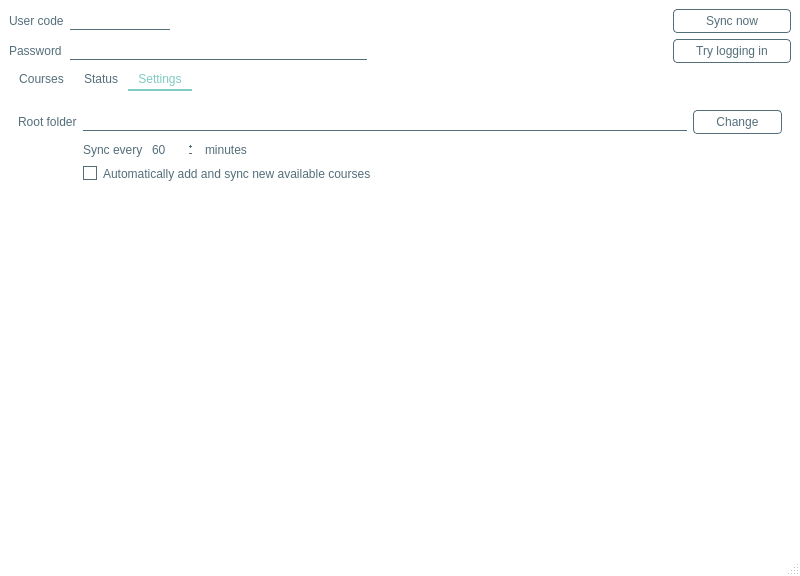
Before: the Qt Designer form polibeepsync/new_gui.ui in Jacotsu/polibeepsync, drawn with Qt 5.
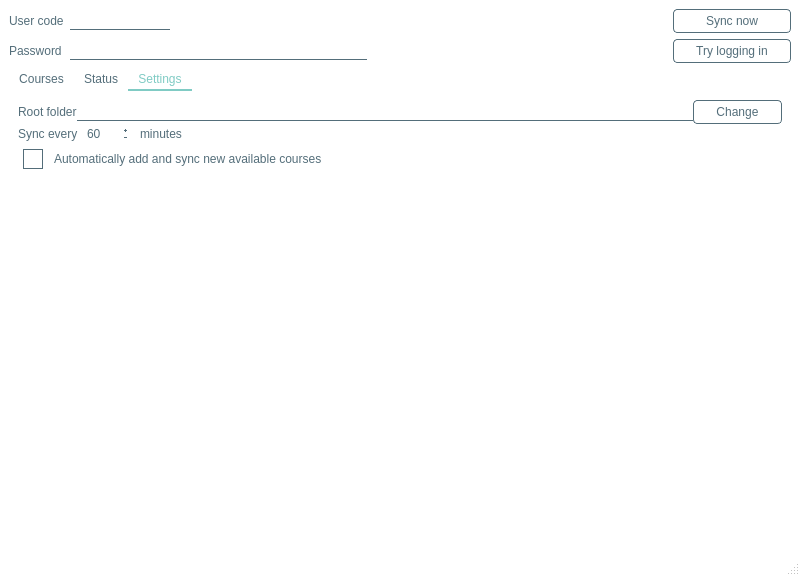
After: the same form once the commit is applied. Icons and pictures are not drawn.

Commit message: Minor code cleanup Removed stylesheets from code Updated tab order Simplified checkbox delegate editorEvent code Made checkboxes bigger Checkboxes now are more central

```diff
--- a/polibeepsync/new_gui.ui
+++ b/polibeepsync/new_gui.ui
@@ -144,6 +144,11 @@
 QCheckBox, QRadioButton {
 	color: #546E7A;
 }
+QCheckBox::indicator {
+	height: 18%;
+	width: 18%;
+	margin: 5%;
+}
 
 QCheckBox::indicator::unchecked  {
 	background-color: #FFFFFF;
@@ -878,31 +883,28 @@
          <number>6</number>
         </property>
         <item>
-         <layout class="QFormLayout" name="formLayout_2">
-          <property name="labelAlignment">
-           <set>Qt::AlignRight|Qt::AlignTop|Qt::AlignTrailing</set>
+         <layout class="QVBoxLayout" name="verticalLayout_5">
+          <property name="spacing">
+           <number>0</number>
           </property>
-          <property name="formAlignment">
-           <set>Qt::AlignLeading|Qt::AlignLeft|Qt::AlignTop</set>
+          <property name="sizeConstraint">
+           <enum>QLayout::SetDefaultConstraint</enum>
           </property>
           <property name="topMargin">
-           <number>10</number>
+           <number>0</number>
           </property>
-          <item row="0" column="0">
-           <widget class="QLabel" name="label_4">
-            <property name="text">
-             <string>Root folder</string>
-            </property>
-            <property name="buddy">
-             <cstring>rootfolder</cstring>
-            </property>
-           </widget>
-          </item>
-          <item row="0" column="1">
-           <layout class="QHBoxLayout" name="horizontalLayout">
-            <property name="topMargin">
-             <number>0</number>
-            </property>
+          <item>
+           <layout class="QHBoxLayout" name="horizontalLayout_7">
+            <item>
+             <widget class="QLabel" name="label_4">
+              <property name="text">
+               <string>Root folder</string>
+              </property>
+              <property name="buddy">
+               <cstring>rootfolder</cstring>
+              </property>
+             </widget>
+            </item>
             <item>
              <widget class="QLineEdit" name="rootfolder"/>
             </item>
@@ -915,7 +917,7 @@
             </item>
            </layout>
           </item>
-          <item row="2" column="1">
+          <item>
            <layout class="QHBoxLayout" name="horizontalLayout_4">
             <property name="spacing">
              <number>6</number>
@@ -1010,13 +1012,65 @@
             </item>
            </layout>
           </item>
-          <item row="3" column="1">
+          <item>
            <widget class="QCheckBox" name="addSyncNewCourses">
+            <property name="sizePolicy">
+             <sizepolicy hsizetype="MinimumExpanding" vsizetype="MinimumExpanding">
+              <horstretch>0</horstretch>
+              <verstretch>0</verstretch>
+             </sizepolicy>
+            </property>
+            <property name="minimumSize">
+             <size>
+              <width>420</width>
+              <height>30</height>
+             </size>
+            </property>
+            <property name="maximumSize">
+             <size>
+              <width>1920</width>
+              <height>40</height>
+             </size>
+            </property>
             <property name="text">
              <string>Automatically add and sync new available courses</string>
             </property>
+            <property name="iconSize">
+             <size>
+              <width>4</width>
+              <height>4</height>
+             </size>
+            </property>
+            <property name="checkable">
+             <bool>true</bool>
+            </property>
+            <property name="checked">
+             <bool>false</bool>
+            </property>
+            <property name="autoRepeat">
+             <bool>false</bool>
+            </property>
+            <property name="tristate">
+             <bool>false</bool>
+            </property>
            </widget>
           </item>
+          <item>
+           <spacer name="verticalSpacer">
+            <property name="orientation">
+             <enum>Qt::Vertical</enum>
+            </property>
+            <property name="sizeType">
+             <enum>QSizePolicy::MinimumExpanding</enum>
+            </property>
+            <property name="sizeHint" stdset="0">
+             <size>
+              <width>20</width>
+              <height>2000</height>
+             </size>
+            </property>
+           </spacer>
+          </item>
          </layout>
         </item>
        </layout>
```
Left out of the diff: 11 changed lines with no effect on the pictures. The commit also changes 2 other files.
